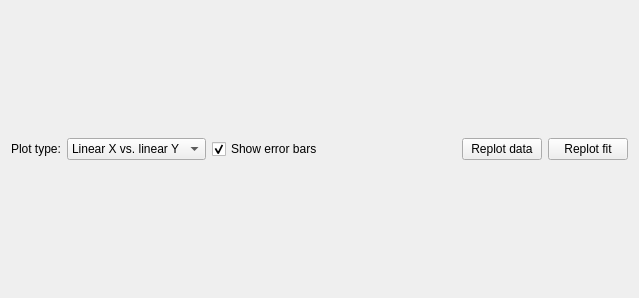
Above: src/superfit/graph/graph.ui from awacha/superfit before the change. Below: the same form after it.
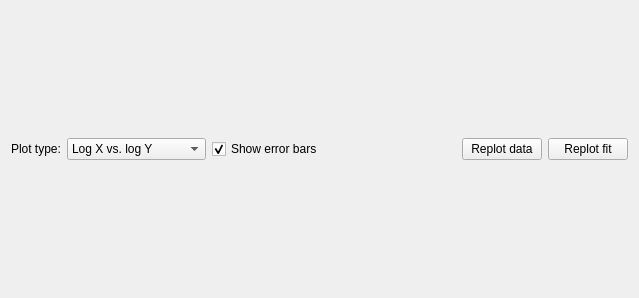
That is the form after the change.

Patch:
```diff
--- a/src/superfit/graph/graph.ui
+++ b/src/superfit/graph/graph.ui
@@ -25,6 +25,9 @@
      </item>
      <item>
       <widget class="QComboBox" name="plotTypeComboBox">
+       <property name="currentIndex">
+        <number>3</number>
+       </property>
        <item>
         <property name="text">
          <string>Linear X vs. linear Y</string>
```
